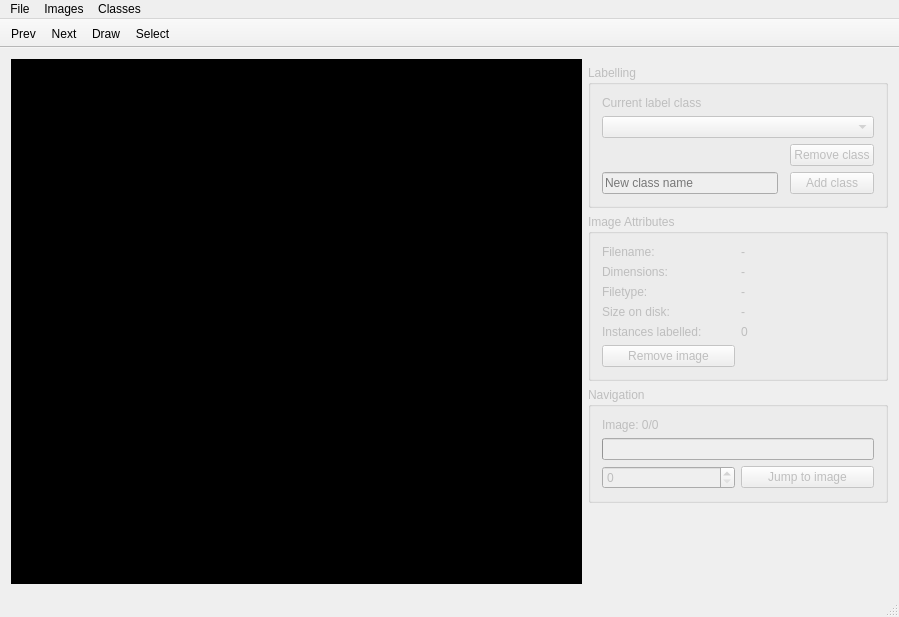
Before: the Qt Designer form src/mainwindow.ui in ikishorek/deeplabel, drawn with Qt 5.
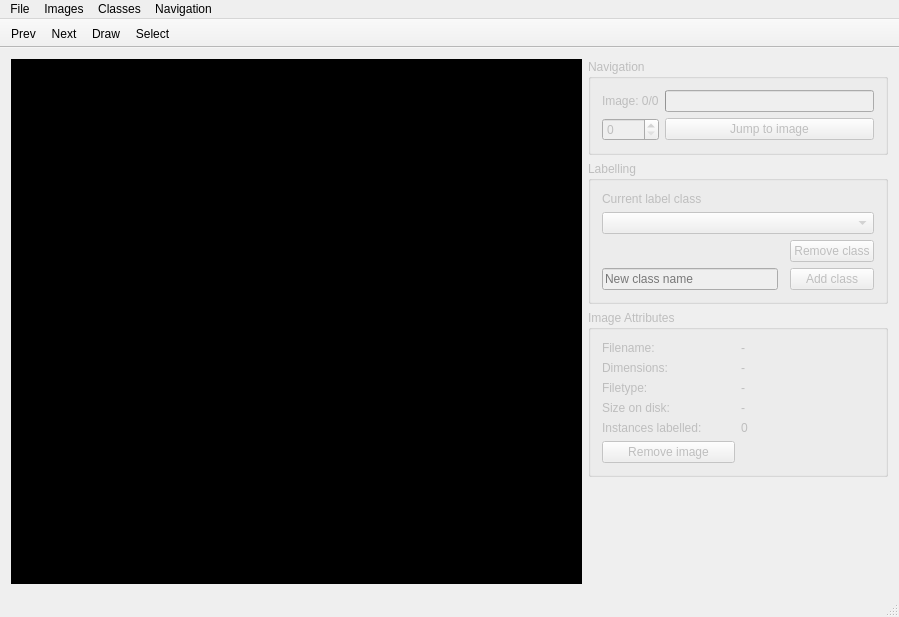
After: the same form once the commit is applied.

Commit message: Left/Right A/D for navigation, restyle Windows progress bar

Diff of the .ui file:
```diff
--- a/src/mainwindow.ui
+++ b/src/mainwindow.ui
@@ -174,76 +174,6 @@
       </layout>
      </widget>
     </item>
-    <item row="3" column="1" rowspan="2">
-     <widget class="QGroupBox" name="navigationGroupBox">
-      <property name="enabled">
-       <bool>false</bool>
-      </property>
-      <property name="maximumSize">
-       <size>
-        <width>300</width>
-        <height>16777215</height>
-       </size>
-      </property>
-      <property name="title">
-       <string>Navigation</string>
-      </property>
-      <layout class="QGridLayout" name="gridLayout_4">
-       <item row="2" column="0">
-        <widget class="QSpinBox" name="imageNumberSpinbox">
-         <property name="maximumSize">
-          <size>
-           <width>300</width>
-           <height>16777215</height>
-          </size>
-         </property>
-        </widget>
-       </item>
-       <item row="2" column="1">
-        <widget class="QPushButton" name="changeImageButton">
-         <property name="text">
-          <string>Jump to image</string>
-         </property>
-        </widget>
-       </item>
-       <item row="1" column="0" colspan="2">
-        <widget class="QProgressBar" name="imageProgressBar">
-         <property name="minimumSize">
-          <size>
-           <width>0</width>
-           <height>0</height>
-          </size>
-         </property>
-         <property name="maximumSize">
-          <size>
-           <width>300</width>
-           <height>16777215</height>
-          </size>
-         </property>
-         <property name="value">
-          <number>0</number>
-         </property>
-         <property name="textVisible">
-          <bool>false</bool>
-         </property>
-         <property name="invertedAppearance">
-          <bool>false</bool>
-         </property>
-         <property name="format">
-          <string>Image %v/%m </string>
-         </property>
-        </widget>
-       </item>
-       <item row="0" column="0">
-        <widget class="QLabel" name="imageIndexLabel">
-         <property name="text">
-          <string>Image: 0/0</string>
-         </property>
-        </widget>
-       </item>
-      </layout>
-     </widget>
-    </item>
     <item row="5" column="1">
      <spacer name="verticalSpacer">
       <property name="orientation">
@@ -284,6 +214,79 @@
       </widget>
      </widget>
     </item>
+    <item row="0" column="1">
+     <widget class="QGroupBox" name="navigationGroupBox">
+      <property name="enabled">
+       <bool>false</bool>
+      </property>
+      <property name="maximumSize">
+       <size>
+        <width>300</width>
+        <height>16777215</height>
+       </size>
+      </property>
+      <property name="title">
+       <string>Navigation</string>
+      </property>
+      <layout class="QGridLayout" name="gridLayout_4">
+       <item row="2" column="0">
+        <widget class="QSpinBox" name="imageNumberSpinbox">
+         <property name="maximumSize">
+          <size>
+           <width>300</width>
+           <height>16777215</height>
+          </size>
+         </property>
+        </widget>
+       </item>
+       <item row="2" column="1">
+        <widget class="QPushButton" name="changeImageButton">
+         <property name="text">
+          <string>Jump to image</string>
+         </property>
+        </widget>
+       </item>
+       <item row="0" column="0">
+        <widget class="QLabel" name="imageIndexLabel">
+         <property name="text">
+          <string>Image: 0/0</string>
+         </property>
+        </widget>
+       </item>
+       <item row="0" column="1">
+        <widget class="QProgressBar" name="imageProgressBar">
+         <property name="minimumSize">
+          <size>
+           <width>0</width>
+           <height>0</height>
+          </size>
+         </property>
+         <property name="maximumSize">
+          <size>
+           <width>300</width>
+           <height>16777215</height>
+          </size>
+         </property>
+         <property name="styleSheet">
+          <string notr="true"/>
+         </property>
+         <property name="value">
+          <number>0</number>
+         </property>
+         <property name="textVisible">
+          <bool>false</bool>
+         </property>
+         <property name="invertedAppearance">
+          <bool>false</bool>
+         </property>
+         <property name="format">
+          <string>Image %v/%m </string>
+         </property>
+        </widget>
+       </item>
+      </layout>
+     </widget>
+    </item>
    </layout>
   </widget>
   <widget class="QMenuBar" name="menuBar">
@@ -315,9 +318,16 @@
     </property>
     <addaction name="actionAdd_class"/>
    </widget>
+   <widget class="QMenu" name="menuNavigation">
+    <property name="title">
+     <string>Navigation</string>
+    </property>
+    <addaction name="actionWrap_images"/>
+   </widget>
    <addaction name="menuFile"/>
    <addaction name="menuImages"/>
    <addaction name="menuClasses"/>
+   <addaction name="menuNavigation"/>
   </widget>
   <widget class="QToolBar" name="mainToolBar">
    <property name="movable">
```
Left out of the diff: 8 changed lines with no effect on the pictures. The commit also changes 2 other files.
